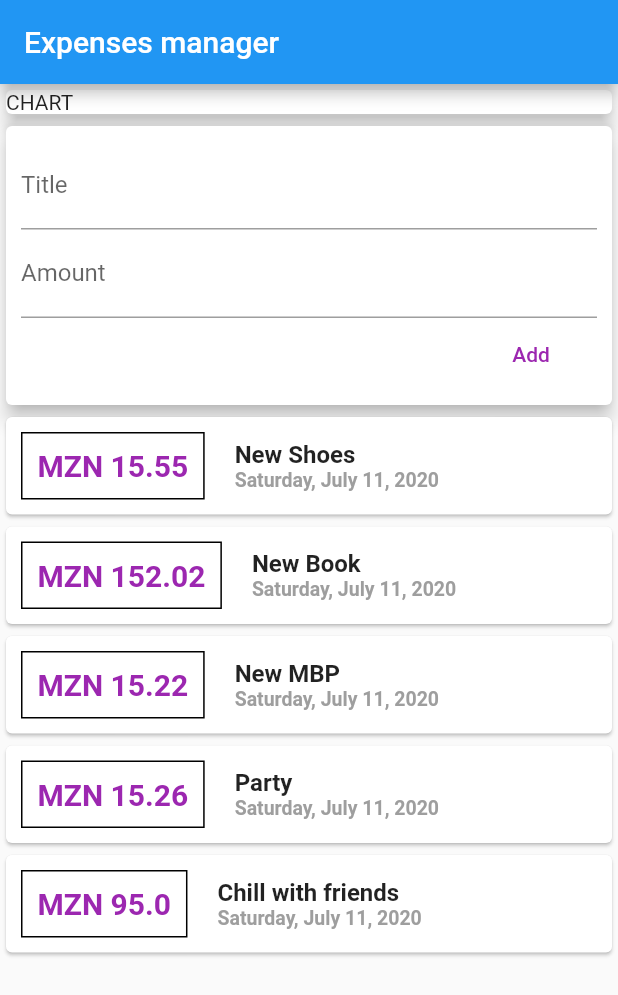
After one commit to Samuel-Bie/expenses_manager, a Flutter app: the screen it shows after launch, on a phone screen of 412 x 824 dp. The commit adds this screen. Shown: the top 995 px of the screen. Run offline on Flutter 3.47's test engine with Material 2 defaults, Android fonts, the phone set to English and light mode, and no system bars.

Commit message:
Split into different widgets

```diff
--- /dev/null
+++ b/lib/widgets/new_transation.dart
@@ -0,0 +1,37 @@
+import 'package:flutter/material.dart';
+
+class NewTransaction extends StatelessWidget {
+  final titleController = TextEditingController();
+  final amountController = TextEditingController();
+
+  @override
+  Widget build(BuildContext context) {
+    return Card(
+      elevation: 5,
+      child: Container(
+        margin: EdgeInsets.all(10),
+        child: Column(
+          crossAxisAlignment: CrossAxisAlignment.end,
+          children: <Widget>[
+            TextField(
+              controller: titleController,
+              decoration: InputDecoration(labelText: 'Title'),
+            ),
+            TextField(
+              controller: amountController,
+              decoration: InputDecoration(labelText: 'Amount'),
+            ),
+            FlatButton(
+              onPressed: () {
+                print(titleController.text);
+                print(amountController.text);
+              },
+              child: Text('Add'),
+              textColor: Colors.purple,
+            )
+          ],
+        ),
+      ),
+    );
+  }
+}
--- /dev/null
+++ b/lib/widgets/transaction_list.dart
@@ -0,0 +1,62 @@
+import 'package:expenses_manager/models/transation.dart';
+import 'package:flutter/material.dart';
+
+class TransactionList extends StatelessWidget {
+  final List<Transaction> transactions;
+
+  TransactionList(this.transactions);
+
+  @override
+  Widget build(BuildContext context) {
+    return Column(
+      children: transactions.map((tx) {
+        return Card(
+          child: Row(
+            children: <Widget>[
+              Container(
+                padding: EdgeInsets.all(10),
+                margin: EdgeInsets.symmetric(
+                  vertical: 10,
+                  horizontal: 10,
+                ),
+                decoration: BoxDecoration(
+                  border: Border.all(),
+                ),
+                child: Text(
+                  'MZN ${tx.amount}',
+                  style: TextStyle(
+                    fontSize: 20,
+                    fontWeight: FontWeight.bold,
+                    color: Colors.purple,
+                  ),
+                ),
+              ),
+              SizedBox(
+                width: 10,
+              ),
+              Column(
+                crossAxisAlignment: CrossAxisAlignment.start,
+                children: <Widget>[
+                  Text(
+                    tx.title,
+                    style: TextStyle(
+                      fontSize: 16,
+                      fontWeight: FontWeight.bold,
+                    ),
+                  ),
+                  Text(
+                    tx.formatedDate,
+                    style: TextStyle(
+                        fontSize: 13,
+                        fontWeight: FontWeight.bold,
+                        color: Colors.grey),
+                  ),
+                ],
+              )
+            ],
+          ),
+        );
+      }).toList(),
+    );
+  }
+}
--- /dev/null
+++ b/lib/widgets/user_transaction.dart
@@ -0,0 +1,37 @@
+import 'package:expenses_manager/models/transation.dart';
+import 'package:expenses_manager/widgets/new_transation.dart';
+import 'package:expenses_manager/widgets/transaction_list.dart';
+import 'package:flutter/material.dart';
+
+class UserTransactions extends StatefulWidget {
+  @override
+  _UserTransactionsState createState() => _UserTransactionsState();
+}
+
+class _UserTransactionsState extends State<UserTransactions> {
+  final List<Transaction> transactions = [
+    Transaction(
+        id: 't1', title: "New Shoes", amount: 15.55, date: DateTime.now()),
+    Transaction(
+        id: 't2', title: "New Book", amount: 152.02, date: DateTime.now()),
+    Transaction(
+        id: 't3', title: "New MBP", amount: 15.22, date: DateTime.now()),
+    Transaction(id: 't4', title: "Party", amount: 15.26, date: DateTime.now()),
+    Transaction(
+      id: 't5',
+      title: "Chill with friends",
+      amount: 95,
+      date: DateTime.now(),
+    ),
+  ];
+
+  @override
+  Widget build(BuildContext context) {
+    return Column(
+      children: <Widget>[
+        NewTransaction(),
+        TransactionList(transactions),
+      ],
+    );
+  }
+}
```
Also changed, not shown: lib/main.dart (+2 -88 lines), lib/models/transation.dart (renamed from lib/transation.dart).
